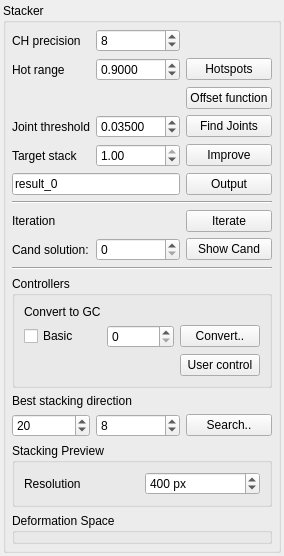
The window that Stacker/StackerWidget.ui (HonghuaLi/stacker) describes before a commit, drawn with Qt 5.
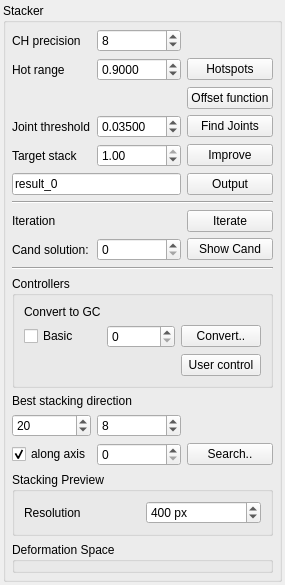
The same window after the commit.

```diff
--- a/Stacker/StackerWidget.ui
+++ b/Stacker/StackerWidget.ui
@@ -7,7 +7,7 @@
     <x>0</x>
     <y>0</y>
     <width>257</width>
-    <height>513</height>
+    <height>536</height>
    </rect>
   </property>
   <property name="sizePolicy">
@@ -47,7 +47,7 @@
       <property name="spacing">
        <number>6</number>
       </property>
-      <item row="20" column="0" colspan="3">
+      <item row="21" column="0" colspan="3">
        <widget class="QGroupBox" name="previewBox">
         <property name="title">
          <string>Stacking Preview</string>
@@ -181,7 +181,7 @@
         </layout>
        </widget>
       </item>
-      <item row="21" column="0" colspan="3">
+      <item row="22" column="0" colspan="3">
        <widget class="QGroupBox" name="controllerDeformerPanel">
         <property name="title">
          <string>Deformation Space</string>
@@ -345,13 +345,30 @@
         </property>
        </widget>
       </item>
-      <item row="19" column="2">
+      <item row="20" column="2">
        <widget class="QPushButton" name="searchDirectionButton">
         <property name="text">
          <string>Search..</string>
         </property>
        </widget>
       </item>
+      <item row="20" column="0">
+       <widget class="QCheckBox" name="searchAlongAxis">
+        <property name="text">
+         <string>along axis</string>
+        </property>
+        <property name="checked">
+         <bool>true</bool>
+        </property>
+       </widget>
+      </item>
+      <item row="20" column="1">
+       <widget class="QSpinBox" name="searchAxis">
+        <property name="maximum">
+         <number>2</number>
+        </property>
+       </widget>
+      </item>
      </layout>
     </widget>
    </item>
```
